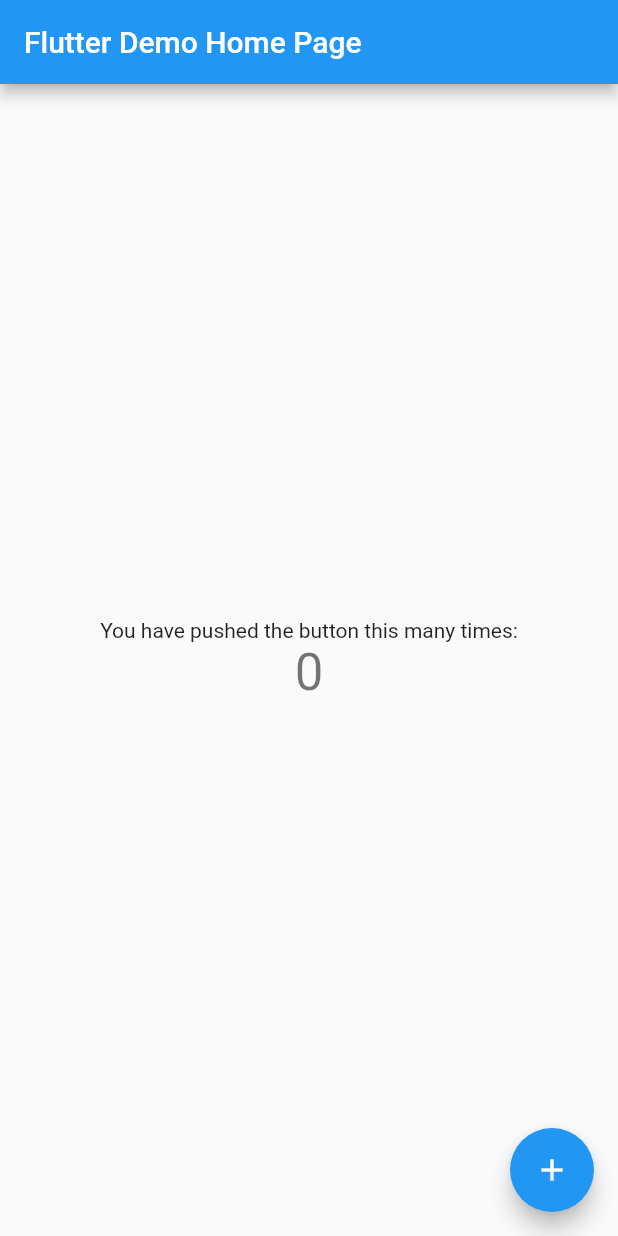
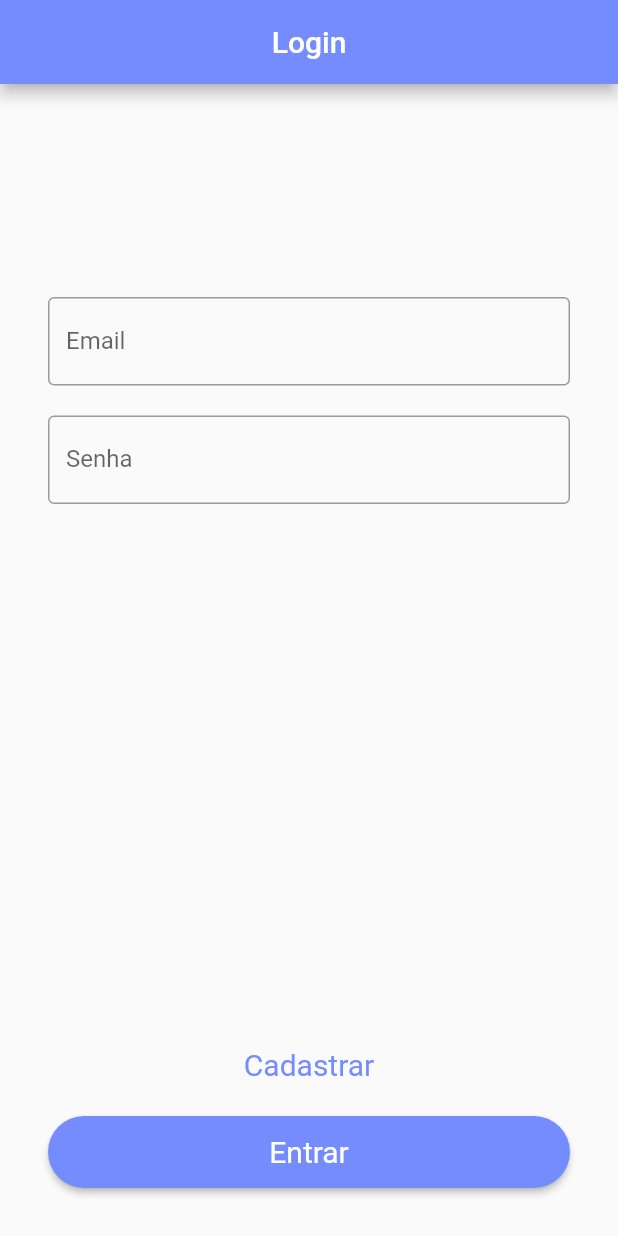
Before and after one commit to JoaoPauloPrata/perguntados, a Flutter app: the screen it shows after launch, on a phone screen of 412 x 824 dp. Run offline on Flutter 3.47's test engine with Material 2 defaults, Android fonts, the phone set to English and light mode, and no system bars.

Commit message:
Adicionada pagina de Login sem funcionalidades

```diff
--- a/perguntados/analysis_options.yaml
+++ b/perguntados/analysis_options.yaml
@@ -1,30 +1,89 @@
-# This file configures the analyzer, which statically analyzes Dart code to
-# check for errors, warnings, and lints.
-#
-# The issues identified by the analyzer are surfaced in the UI of Dart-enabled
-# IDEs (https://dart.dev/tools#ides-and-editors). The analyzer can also be
-# invoked from the command line by running `flutter analyze`.
+name: perguntados
+description: Jogo de perguntas e respostas
 
-# The following line activates a set of recommended lints for Flutter apps,
-# packages, and plugins designed to encourage good coding practices.
-include: package:flutter_lints/flutter.yaml
+# The following line prevents the package from being accidentally published to
+# pub.dev using `flutter pub publish`. This is preferred for private packages.
+publish_to: 'none' # Remove this line if you wish to publish to pub.dev
 
-linter:
-  # The lint rules applied to this project can be customized in the
-  # section below to disable rules from the `package:flutter_lints/flutter.yaml`
-  # included above or to enable additional rules. A list of all available lints
-  # and their documentation is published at
-  # https://dart-lang.github.io/linter/lints/index.html.
+# The following defines the version and build number for your application.
+# A version number is three numbers separated by dots, like 1.2.43
+# followed by an optional build number separated by a +.
+# Both the version and the builder number may be overridden in flutter
+# build by specifying --build-name and --build-number, respectively.
+# In Android, build-name is used as versionName while build-number used as versionCode.
+# Read more about Android versioning at https://developer.android.com/studio/publish/versioning
+# In iOS, build-name is used as CFBundleShortVersionString while build-number used as CFBundleVersion.
+# Read more about iOS versioning at
+# https://developer.apple.com/library/archive/documentation/General/Reference/InfoPlistKeyReference/Articles/CoreFoundationKeys.html
+version: 1.0.0+1
+
+environment:
+  sdk: ">=2.12.0 <3.0.0"
+
+# Dependencies specify other packages that your package needs in order to work.
+# To automatically upgrade your package dependencies to the latest versions
+# consider running `flutter pub upgrade --major-versions`. Alternatively,
+# dependencies can be manually updated by changing the version numbers below to
+# the latest version available on pub.dev. To see which dependencies have newer
+# versions available, run `flutter pub outdated`.
+dependencies:
+  flutter:
+    sdk: flutter
+
+
+  # The following adds the Cupertino Icons font to your application.
+  # Use with the CupertinoIcons class for iOS style icons.
+  cupertino_icons: ^1.0.2
+
+dev_dependencies:
+  flutter_test:
+    sdk: flutter
+
+  # The "flutter_lints" package below contains a set of recommended lints to
+  # encourage good coding practices. The lint set provided by the package is
+  # activated in the `analysis_options.yaml` file located at the root of your
+  # package. See that file for information about deactivating specific lint
+  # rules and activating additional ones.
+  flutter_lints: ^1.0.0
+
+# For information on the generic Dart part of this file, see the
+# following page: https://dart.dev/tools/pub/pubspec
+
+# The following section is specific to Flutter.
+flutter:
+
+  # The following line ensures that the Material Icons font is
+  # included with your application, so that you can use the icons in
+  # the material Icons class.
+  uses-material-design: true
+
+  # To add assets to your application, add an assets section, like this:
+  # assets:
+  #   - images/a_dot_burr.jpeg
+  #   - images/a_dot_ham.jpeg
+
+  # An image asset can refer to one or more resolution-specific "variants", see
+  # https://flutter.dev/assets-and-images/#resolution-aware.
+
+  # For details regarding adding assets from package dependencies, see
+  # https://flutter.dev/assets-and-images/#from-packages
+
+  # To add custom fonts to your application, add a fonts section here,
+  # in this "flutter" section. Each entry in this list should have a
+  # "family" key with the font family name, and a "fonts" key with a
+  # list giving the asset and other descriptors for the font. For
+  # example:
+  # fonts:
+  #   - family: Schyler
+  #     fonts:
+  #       - asset: fonts/Schyler-Regular.ttf
+  #       - asset: fonts/Schyler-Italic.ttf
+  #         style: italic
+  #   - family: Trajan Pro
+  #     fonts:
+  #       - asset: fonts/TrajanPro.ttf
+  #       - asset: fonts/TrajanPro_Bold.ttf
+  #         weight: 700
   #
-  # Instead of disabling a lint rule for the entire project in the
-  # section below, it can also be suppressed for a single line of code
-  # or a specific dart file by using the `// ignore: name_of_lint` and
-  # `// ignore_for_file: name_of_lint` syntax on the line or in the file
-  # producing the lint.
-  rules:
-    # avoid_print: false  # Uncomment to disable the `avoid_print` rule
-    # prefer_single_quotes: true  # Uncomment to enable the `prefer_single_quotes` rule
-    - always_declare_return_types
-    - always_put_control_body_on_new_line
-# Additional information about this file can be found at
-# https://dart.dev/guides/language/analysis-options
+  # For details regarding fonts from package dependencies,
+  # see https://flutter.dev/custom-fonts/#from-packages
--- a/perguntados/lib/main.dart
+++ b/perguntados/lib/main.dart
@@ -1,4 +1,5 @@
 import 'package:flutter/material.dart';
+import 'pages/pages.dart';
 
 void main() {
   runApp(const MyApp());
@@ -11,20 +12,9 @@ class MyApp extends StatelessWidget {
   @override
   Widget build(BuildContext context) {
     return MaterialApp(
-      title: 'Flutter Demo',
-      theme: ThemeData(
-        // This is the theme of your application.
-        //
-        // Try running your application with "flutter run". You'll see the
-        // application has a blue toolbar. Then, without quitting the app, try
-        // changing the primarySwatch below to Colors.green and then invoke
-        // "hot reload" (press "r" in the console where you ran "flutter run",
-        // or simply save your changes to "hot reload" in a Flutter IDE).
-        // Notice that the counter didn't reset back to zero; the application
-        // is not restarted.
-        primarySwatch: Colors.blue,
-      ),
-      home: const MyHomePage(title: 'Flutter Demo Home Page'),
+      title: 'Perguntados',
+      theme: ThemeData(primaryColor: Color.fromRGBO(117, 140, 255, 1)),
+      home: const LoginPage(),
     );
   }
 }
--- /dev/null
+++ b/perguntados/lib/pages/login_page.dart
@@ -0,0 +1,74 @@
+import 'package:flutter/cupertino.dart';
+import 'package:flutter/material.dart';
+import 'package:flutter/rendering.dart';
+
+const Color defaultColor = Color.fromRGBO(117, 140, 255, 1);
+
+class LoginPage extends StatelessWidget {
+  const LoginPage({Key? key}) : super(key: key);
+
+  @override
+  Widget build(BuildContext context) {
+    return Scaffold(
+      appBar: AppBar(
+        title: const Text('Login'),
+        centerTitle: true,
+        backgroundColor: defaultColor,
+      ),
+      body: SafeArea(
+          child: Padding(
+              padding: EdgeInsets.all(32.0),
+              child: Column(
+                mainAxisAlignment: MainAxisAlignment.end,
+                crossAxisAlignment: CrossAxisAlignment.stretch,
+                children: [
+                  const TextField(
+                    obscureText: true,
+                    decoration: InputDecoration(
+                      border: OutlineInputBorder(),
+                      labelText: 'Email',
+                    ),
+                  ),
+                  const SizedBox(
+                    height: 20,
+                  ),
+                  const TextField(
+                    obscureText: true,
+                    decoration: InputDecoration(
+                      border: OutlineInputBorder(),
+                      labelText: 'Senha',
+                    ),
+                  ),
+                  SizedBox(
+                    height: 350,
+                  ),
+                  Container(
+                      height: 48,
+                      child: ElevatedButton(
+                        style: ElevatedButton.styleFrom(
+                            primary: Color.fromRGBO(0, 0, 0, 0),
+                            onPrimary: defaultColor,
+                            shadowColor: Color.fromRGBO(0, 0, 0, 0),
+                            shape: RoundedRectangleBorder(
+                                borderRadius: BorderRadius.circular(24)),
+                            textStyle: TextStyle(fontSize: 20)),
+                        onPressed: () {},
+                        child: const Text('Cadastrar'),
+                      )),
+                  SizedBox(height: 10),
+                  Container(
+                      height: 48,
+                      child: ElevatedButton(
+                        style: ElevatedButton.styleFrom(
+                            primary: defaultColor,
+                            shape: RoundedRectangleBorder(
+                                borderRadius: BorderRadius.circular(24)),
+                            textStyle: TextStyle(fontSize: 20)),
+                        onPressed: () {},
+                        child: const Text('Entrar'),
+                      ))
+                ],
+              ))),
+    );
+  }
+}
--- /dev/null
+++ b/perguntados/lib/pages/pages.dart
@@ -0,0 +1 @@
+export 'login_page.dart';
--- a/perguntados/pubspec.yaml
+++ b/perguntados/pubspec.yaml
@@ -1,5 +1,5 @@
 name: perguntados
-description: Jogo de perguntas e respostas
+description: Jogo de perguntas e respostas e respostas.
 
 # The following line prevents the package from being accidentally published to
 # pub.dev using `flutter pub publish`. This is preferred for private packages.
```
